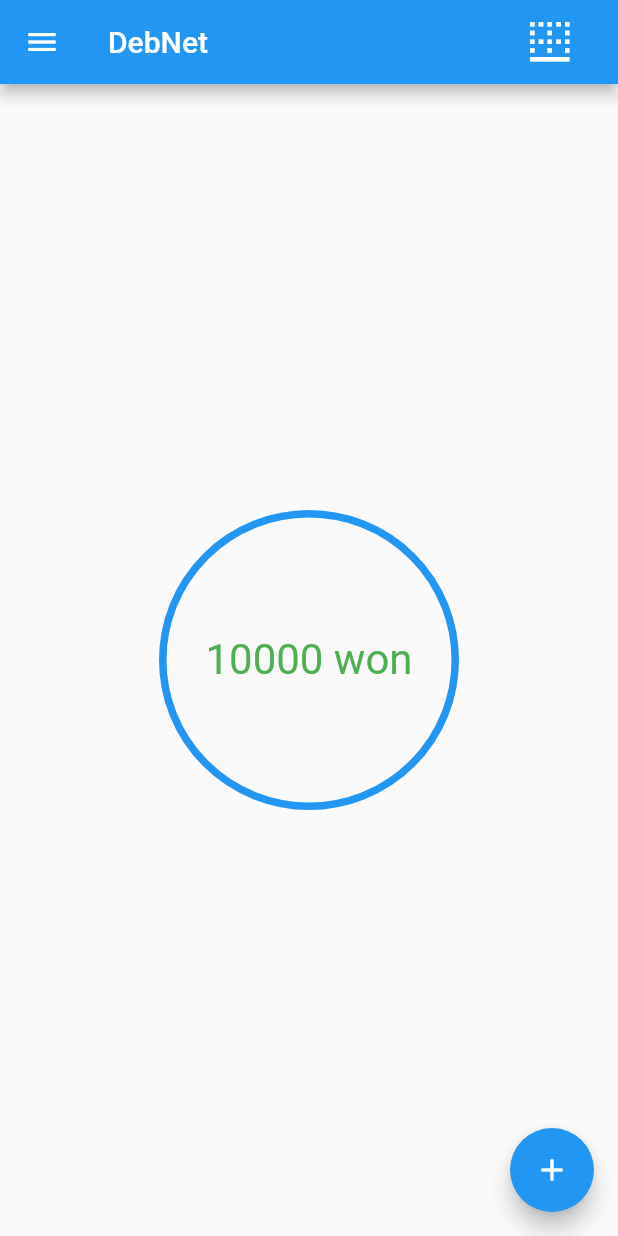
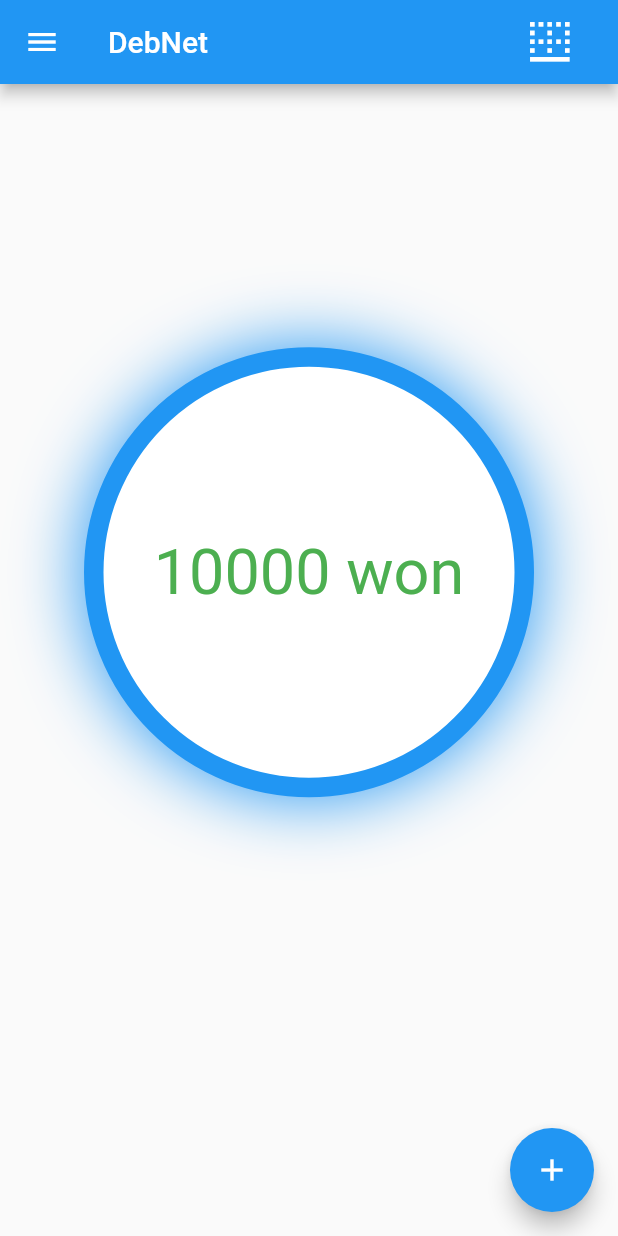
Before and after one commit to doxuanviet1996/debnet, a Flutter app: the screen it shows after launch, on a phone screen of 412 x 824 dp. Run offline on Flutter 3.47's test engine with Material 2 defaults, Android fonts, the phone set to English and light mode, and no system bars; accounts and stored records are empty; statements that could not run were skipped.

Commit message:
lam duoc 1 so thu

```diff
--- a/debnet/lib/main.dart
+++ b/debnet/lib/main.dart
@@ -23,6 +23,7 @@ class MyApp extends StatelessWidget {
       "/create" : (BuildContext context) => EventCreation(),
       "/notification" : (BuildContext context) => Notifications(),
       "/events/event" : (BuildContext context) => Event(),
+      "/friends/profile" : (BuildContext context) => Profile(),
     };
   }
 
@@ -141,16 +142,23 @@ class _MyHomePageState extends State<MyHomePage> {
           ],
         ),
       ),
-      body: Center(
+      body: Align(
+        alignment: Alignment(0.0, -0.25),
         child: Container(
-          width: 200.0,
-          height: 200.0,
+          width: 300.0,
+          height: 300.0,
           decoration: BoxDecoration(
+            color: Colors.white,
             shape: BoxShape.circle,
             border: Border.all(
               color: Colors.blue,
-              width: 5.0,
+              width: 13.0,
+
             ),
+            boxShadow: [new BoxShadow(
+                  color: Colors.blue,
+                  blurRadius: 40.0,
+                ),],
           ),
           child: Center(
             child: Text(
@@ -158,7 +166,7 @@ class _MyHomePageState extends State<MyHomePage> {
               style: TextStyle(
                 color: currentUser.moneyDue >= 0 ? Colors.green : Colors.red,
               ),
-              textScaleFactor: 2.0,
+              textScaleFactor: 3.0,
             ),
           ),
         ),
```
Also changed, not shown: debnet/lib/friends.dart (+80 -5 lines).
